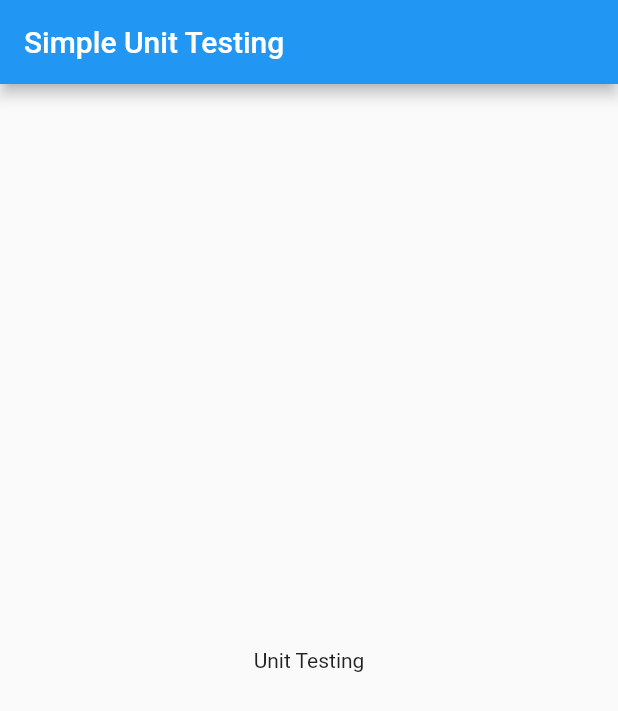
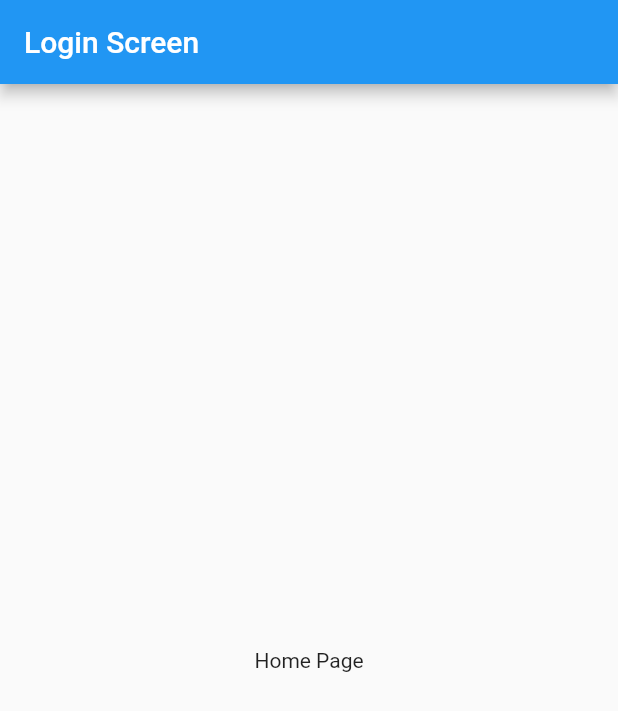
Before and after one commit to md-siam/flutter_tester, a Flutter app: the screen it shows after launch, on a phone screen of 412 x 824 dp. Shown: the top 711 px of the screen. Run offline on Flutter 3.47's test engine with Material 2 defaults, Android fonts, the phone set to English and light mode, and no system bars.

Commit message:
done with unit testing

```diff
--- /dev/null
+++ b/lib/1_unit_testing/login_screen.dart
@@ -0,0 +1,25 @@
+import 'package:flutter/material.dart';
+
+class LoginScreen extends StatefulWidget {
+  const LoginScreen({Key? key}) : super(key: key);
+
+  @override
+  State<LoginScreen> createState() => _LoginScreenState();
+}
+
+class _LoginScreenState extends State<LoginScreen> {
+  @override
+  Widget build(BuildContext context) {
+    return Scaffold(
+      appBar: AppBar(title: const Text('Login Screen')),
+      body: Center(
+        child: Column(
+          mainAxisAlignment: MainAxisAlignment.center,
+          children: const [
+            Text('Home Page'),
+          ],
+        ),
+      ),
+    );
+  }
+}
--- a/lib/1_unit_testing/maths_util.dart
+++ b/lib/1_unit_testing/maths_util.dart
@@ -1,5 +1,6 @@
-import 'package:flutter/material.dart';
-
+///
+/// Simple [functional testing]
+///
 int addition(int a, int b) {
   return a + b;
 }
@@ -12,18 +13,3 @@ int subtraction(int a, int b) {
 int multiplication(int a, int b) {
   return a * b;
 }
-
-
-class MyUnitTest extends StatelessWidget {
-  const MyUnitTest({Key? key}) : super(key: key);
-
-  @override
-  Widget build(BuildContext context) {
-    return Scaffold(
-      appBar: AppBar(title: const Text('Simple Unit Testing')),
-      body: const Center(
-        child: Text('Unit Testing'),
-      ),
-    );
-  }
-}
--- a/lib/main.dart
+++ b/lib/main.dart
@@ -1,5 +1,7 @@
 import 'package:flutter/material.dart';
 import 'package:flutter_tester/routes.dart';
+
+
 
 void main() => runApp(const MyApp());
 
@@ -12,7 +14,7 @@ class MyApp extends StatelessWidget {
       title: 'Flutter Tester',
       debugShowCheckedModeBanner: false,
       theme: ThemeData(primarySwatch: Colors.blue),
-      home: const MyUnitTest(),
+      home: const LoginScreen(),
     );
   }
 }
--- a/lib/routes.dart
+++ b/lib/routes.dart
@@ -1 +1 @@
-export 'package:flutter_tester/1_unit_testing/maths_util.dart';
+export '1_unit_testing/login_screen.dart';
```
Also changed, not shown: lib/1_unit_testing/validator.dart (added, +28 -0 lines), 2 other files.
